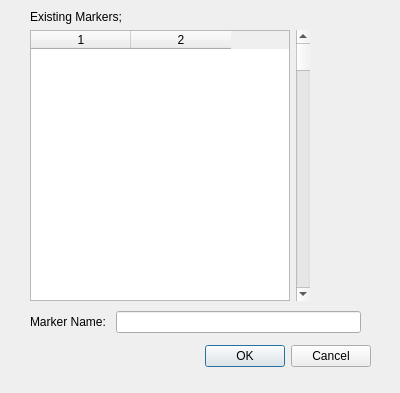
This is main/spectra/src/MarkerDialog.ui in FRIBDAQ/SpecTcl as Qt 5 draws it before an edit. The edited form follows.
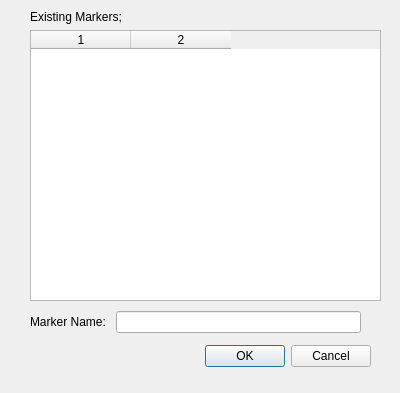
This is the edited form.

```diff
--- a/main/spectra/src/MarkerDialog.ui
+++ b/main/spectra/src/MarkerDialog.ui
@@ -29,7 +29,7 @@
     <set>QDialogButtonBox::Cancel|QDialogButtonBox::Ok</set>
    </property>
   </widget>
-  <widget class="QWidget" name="">
+  <widget class="QWidget" name="layoutWidget">
    <property name="geometry">
     <rect>
      <x>30</x>
@@ -51,12 +51,12 @@
     </item>
    </layout>
   </widget>
-  <widget class="QWidget" name="">
+  <widget class="QWidget" name="layoutWidget">
    <property name="geometry">
     <rect>
      <x>30</x>
      <y>10</y>
-     <width>280</width>
+     <width>351</width>
      <height>291</height>
     </rect>
    </property>
@@ -79,13 +79,6 @@
         <column/>
        </widget>
       </item>
-      <item>
-       <widget class="QScrollBar" name="pMarkerVscroll">
-        <property name="orientation">
-         <enum>Qt::Vertical</enum>
-        </property>
-       </widget>
-      </item>
      </layout>
     </item>
    </layout>
```
